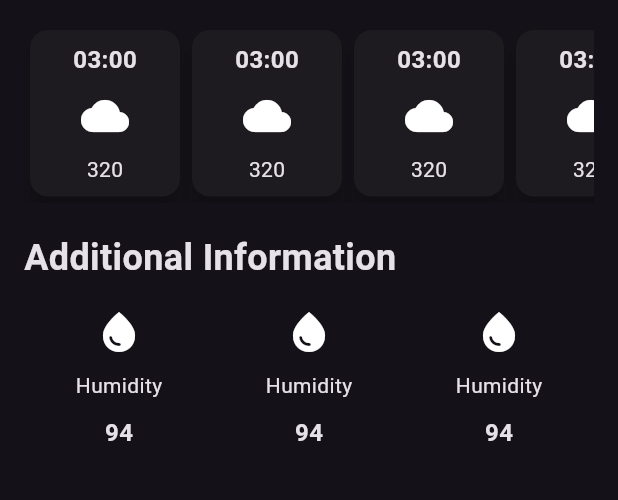
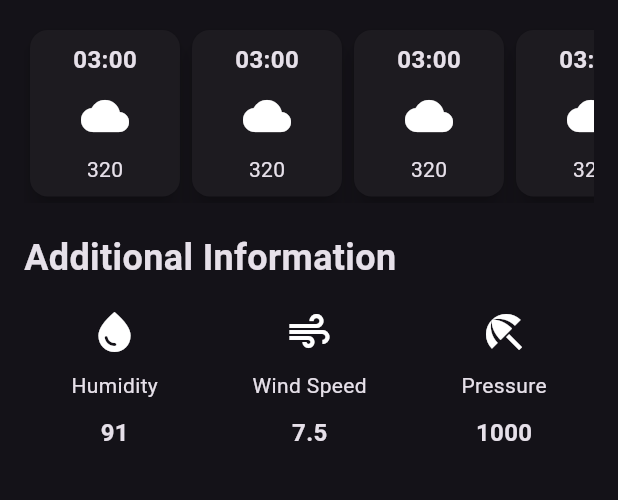
Before and after one commit to thelordzeus/weather_app, a Flutter app: the screen it shows after launch, on a phone screen of 412 x 824 dp, the part 465-965 px from its top. Run offline on Flutter 3.47's test engine with Material 3 defaults, Android fonts, the phone set to English and light mode, and no system bars.

Commit message:
feat: initialised  the constructor for additional info items

```diff
--- a/lib/additional_info_item.dart
+++ b/lib/additional_info_item.dart
@@ -1,28 +1,33 @@
 import 'package:flutter/material.dart';
 
 class AdditionalInfoitem extends StatelessWidget {
+  final IconData icon;
+  final String label;
+  final String value;
   const AdditionalInfoitem({
     super.key,
+    required this.icon,
+    required this.label,
+    required this.value,
   });
 
   @override
   Widget build(BuildContext context) {
-    return const Column(
+    return Column(
       children: [
-        Icon(Icons.water_drop, size: 32),
-        SizedBox(
+        Icon(icon, size: 32),
+        const SizedBox(
           height: 10,
         ),
         Text(
-          'Humidity',
-          style: TextStyle(),
+          label,
         ),
-        SizedBox(
+        const SizedBox(
           height: 10,
         ),
         Text(
-          '94',
-          style: TextStyle(fontSize: 16, fontWeight: FontWeight.bold),
+          value,
+          style: const TextStyle(fontSize: 16, fontWeight: FontWeight.bold),
         )
       ],
     );
--- a/lib/weather_screen.dart
+++ b/lib/weather_screen.dart
@@ -106,9 +106,21 @@ class WeatherScreen extends StatelessWidget {
               //! a very important property to align the children evenly
               mainAxisAlignment: MainAxisAlignment.spaceAround,
               children: [
-                AdditionalInfoitem(),
-                AdditionalInfoitem(),
-                AdditionalInfoitem(),
+                AdditionalInfoitem(
+                  icon: Icons.water_drop,
+                  label: 'Humidity',
+                  value: '91',
+                ),
+                AdditionalInfoitem(
+                  icon: Icons.air,
+                  label: 'Wind Speed',
+                  value: '7.5',
+                ),
+                AdditionalInfoitem(
+                  icon: Icons.beach_access,
+                  label: 'Pressure',
+                  value: '1000',
+                ),
               ],
             )
           ],
```
